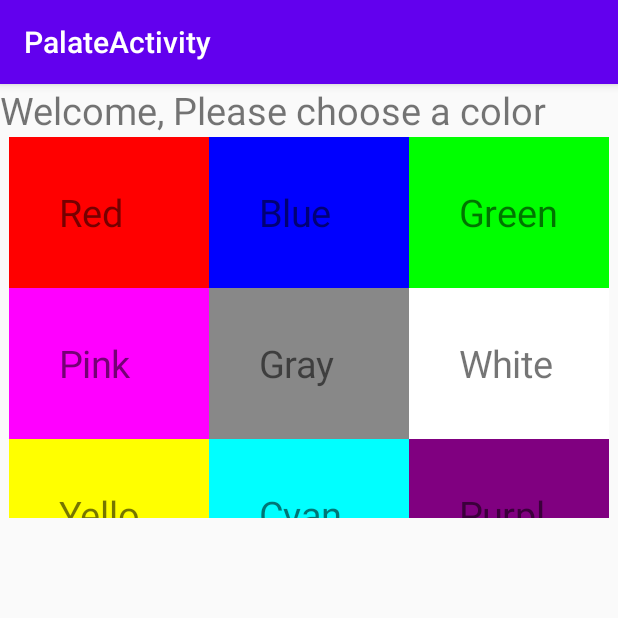
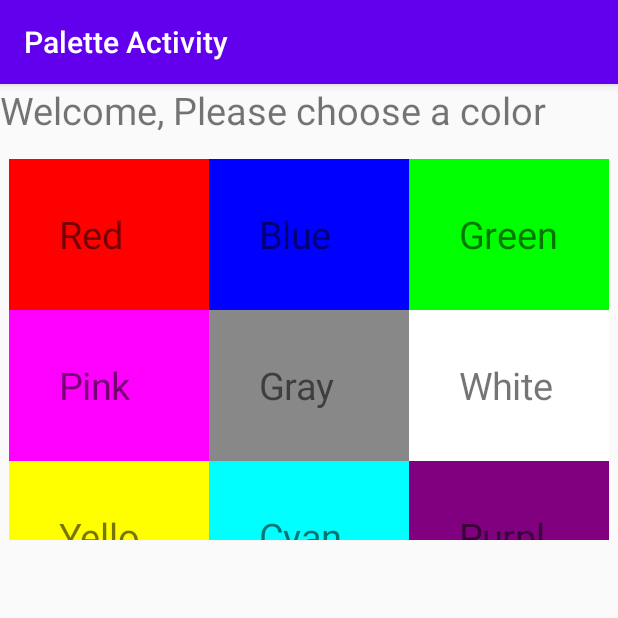
Before and after one commit to Ruchit42/ColorChangingApp, an Android app: the screen it shows after launch (MainActivity), on a phone screen of 412 x 824 dp, the top half of it. Run offline under Robolectric (Android 15) with nearby library versions, the phone set to English and light mode, and no system bars.

Commit message:
All string variables are using resources in strings.xml

```diff
--- a/app/src/main/java/edu/temple/colorchangingapp/CanvasActivity.java
+++ b/app/src/main/java/edu/temple/colorchangingapp/CanvasActivity.java
@@ -15,7 +15,7 @@ public class CanvasActivity extends AppCompatActivity {
         super.onCreate(savedInstanceState);
         setContentView(R.layout.activity_canvas);
         view = findViewById(R.id.background);
-        setTitle("Activity 2");
+        setTitle(R.string.Activity_two_name);
         Intent intent = getIntent();
         String colorww = getIntent().getStringExtra("message_key");
         tv = (TextView) findViewById(R.id.textView3);
@@ -51,7 +51,7 @@ public class CanvasActivity extends AppCompatActivity {
         }
        // String text1 = intent.getStringExtra("Red",0);
 
-        setTitle("CanvasActivity");
+
 
 
     }
--- a/app/src/main/java/edu/temple/colorchangingapp/MainActivity.java
+++ b/app/src/main/java/edu/temple/colorchangingapp/MainActivity.java
@@ -25,8 +25,8 @@ View layout ;
         setContentView(R.layout.activity_main);
         choose = findViewById(R.id.myView);
         layout = findViewById(R.id.layout);
-        System.out.println(R.string.Title);
-        setTitle("PalateActivity");
+
+        setTitle(R.string.Activity_one_name);
 
 
         ArrayList<String> colors = new ArrayList<String>();
--- a/app/src/main/res/layout/activity_main.xml
+++ b/app/src/main/res/layout/activity_main.xml
@@ -13,7 +13,7 @@
         android:layout_width="400dp"
         android:layout_height="254dp"
         android:layout_marginStart="6dp"
-        android:layout_marginTop="35dp"
+        android:layout_marginTop="50dp"
         android:numColumns="3"
         app:layout_constraintEnd_toEndOf="parent"
         app:layout_constraintStart_toStartOf="parent"
```
Also changed, not shown: app/src/main/res/values/strings.xml (+11 -0 lines).
